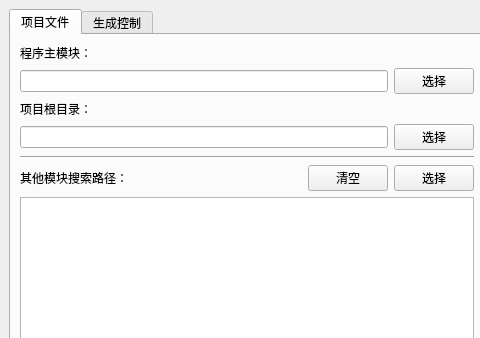
This is interface/PyInstallerTool.ui in hrpzcf/AwesomePyKit as Qt 5 draws it before an edit; both pictures show x 0 to 480 and y 0 to 338 of the 880 by 769 pixel window. The edited form follows.
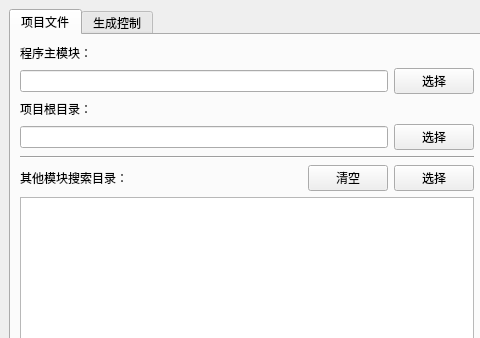
This is the edited form.

Commit message: fix: 程序打包工具界面微调

```diff
--- a/interface/PyInstallerTool.ui
+++ b/interface/PyInstallerTool.ui
@@ -109,7 +109,7 @@
                 <item>
                  <widget class="QLabel" name="label_3">
                   <property name="text">
-                   <string>其他模块搜索路径：</string>
+                   <string>其他模块搜索目录：</string>
                   </property>
                  </widget>
                 </item>
```
The commit also changes 1 other file.
